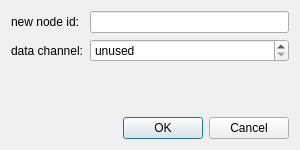
Before: the Qt Designer form linux/GUI/MappingDialog.ui in ubi-agni/TactileGlove, drawn with Qt 5.
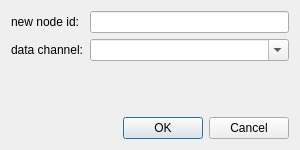
After: the same form once the commit is applied. Custom widgets are drawn as their Qt base class.

Commit message: replaced SpinBox with ComboBox to select from unassigned channels

What changed in the file:
```diff
--- a/linux/GUI/MappingDialog.ui
+++ b/linux/GUI/MappingDialog.ui
@@ -34,9 +34,9 @@
       </widget>
      </item>
      <item row="1" column="1">
-      <widget class="MySpinBox" name="channelSpinBox">
-       <property name="specialValueText">
-        <string>unused</string>
+      <widget class="QComboBox" name="channelComboBox">
+       <property name="editable">
+        <bool>true</bool>
        </property>
       </widget>
      </item>
@@ -54,13 +54,6 @@
    </item>
   </layout>
  </widget>
- <customwidgets>
-  <customwidget>
-   <class>MySpinBox</class>
-   <extends>QSpinBox</extends>
-   <header>MySpinBox.h</header>
-  </customwidget>
- </customwidgets>
  <resources/>
  <connections>
   <connection>
```
The commit also changes 6 other files.
